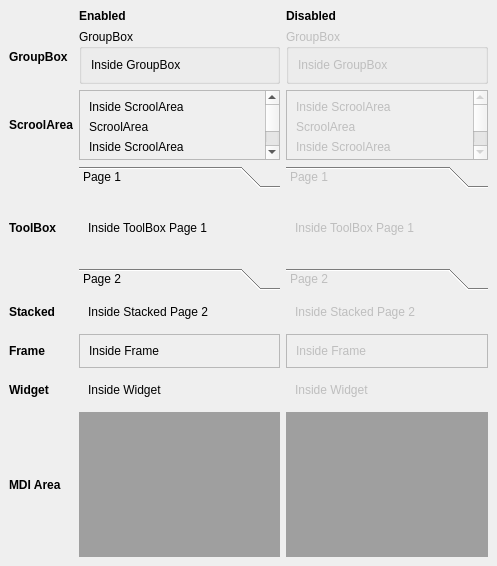
This is example/ui/dw_containers_no_tabs.ui in ColinDuquesnoy/QDarkStyleSheet as Qt 5 draws it before an edit. The edited form follows.
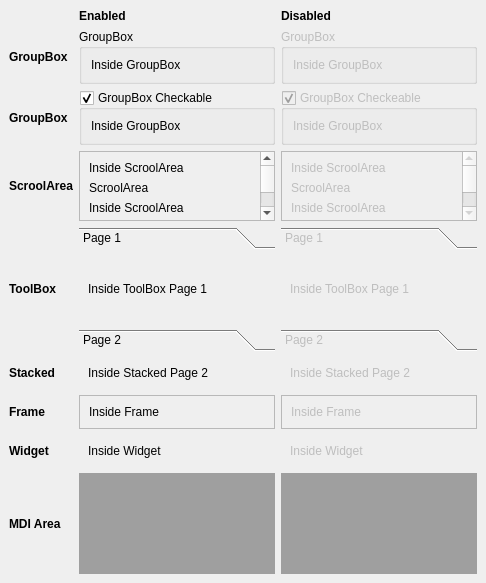
This is the edited form.

Commit message: Add mixed QActions in menus, add checkable groupbox

Patch:
```diff
--- a/example/ui/dw_containers_no_tabs.ui
+++ b/example/ui/dw_containers_no_tabs.ui
@@ -6,221 +6,16 @@
    <rect>
     <x>0</x>
     <y>0</y>
-    <width>497</width>
-    <height>566</height>
+    <width>416</width>
+    <height>583</height>
    </rect>
   </property>
   <property name="windowTitle">
    <string>Containers - No Tabs</string>
   </property>
   <widget class="QWidget" name="dockWidgetContents">
-   <layout class="QGridLayout" name="gridLayout_45">
-    <item row="0" column="3" rowspan="2">
-     <widget class="QLabel" name="label_126">
-      <property name="font">
-       <font>
-        <weight>75</weight>
-        <bold>true</bold>
-       </font>
-      </property>
-      <property name="text">
-       <string>Disabled</string>
-      </property>
-     </widget>
-    </item>
-    <item row="0" column="2" rowspan="2">
-     <widget class="QLabel" name="label_124">
-      <property name="font">
-       <font>
-        <weight>75</weight>
-        <bold>true</bold>
-       </font>
-      </property>
-      <property name="text">
-       <string>Enabled</string>
-      </property>
-     </widget>
-    </item>
-    <item row="8" column="0" colspan="2">
-     <widget class="QLabel" name="label_133">
-      <property name="font">
-       <font>
-        <weight>75</weight>
-        <bold>true</bold>
-       </font>
-      </property>
-      <property name="text">
-       <string>MDI Area</string>
-      </property>
-     </widget>
-    </item>
-    <item row="2" column="3">
-     <widget class="QGroupBox" name="groupBoxDis_2">
-      <property name="enabled">
-       <bool>false</bool>
-      </property>
-      <property name="title">
-       <string>GroupBox</string>
-      </property>
-      <layout class="QVBoxLayout" name="verticalLayout_4">
-       <item>
-        <widget class="QLabel" name="label_7">
-         <property name="text">
-          <string>Inside GroupBox</string>
-         </property>
-        </widget>
-       </item>
-      </layout>
-     </widget>
-    </item>
-    <item row="5" column="2">
-     <widget class="QStackedWidget" name="stackedWidget_2">
-      <property name="toolTip">
-       <string>This is a tool tip</string>
-      </property>
-      <property name="statusTip">
-       <string>This is a status tip</string>
-      </property>
-      <property name="whatsThis">
-       <string>This is &quot;what is this&quot;</string>
-      </property>
-      <property name="currentIndex">
-       <number>1</number>
-      </property>
-      <widget class="QWidget" name="page1_2">
-       <layout class="QGridLayout" name="gridLayout_35">
-        <item row="0" column="0">
-         <widget class="QLabel" name="label_57">
-          <property name="text">
-           <string>Inside Stacked Page 1</string>
-          </property>
-         </widget>
-        </item>
-       </layout>
-      </widget>
-      <widget class="QWidget" name="page2_2">
-       <layout class="QGridLayout" name="gridLayout_36">
-        <item row="0" column="0">
-         <widget class="QLabel" name="label_58">
-          <property name="toolTip">
-           <string>This is a tool tip</string>
-          </property>
-          <property name="statusTip">
-           <string>This is a status tip</string>
-          </property>
-          <property name="whatsThis">
-           <string>This is &quot;what is this&quot;</string>
-          </property>
-          <property name="text">
-           <string>Inside Stacked Page 2</string>
-          </property>
-         </widget>
-        </item>
-       </layout>
-      </widget>
-     </widget>
-    </item>
-    <item row="5" column="3">
-     <widget class="QStackedWidget" name="stackedWidgetDis_2">
-      <property name="enabled">
-       <bool>false</bool>
-      </property>
-      <property name="toolTip">
-       <string>This is a tool tip</string>
-      </property>
-      <property name="statusTip">
-       <string>This is a status tip</string>
-      </property>
-      <property name="whatsThis">
-       <string>This is &quot;what is this&quot;</string>
-      </property>
-      <property name="currentIndex">
-       <number>1</number>
-      </property>
-      <widget class="QWidget" name="page1Dis_2">
-       <layout class="QGridLayout" name="gridLayout_37">
-        <item row="0" column="0">
-         <widget class="QLabel" name="label_113">
-          <property name="text">
-           <string>Inside Stacked Page 1</string>
-          </property>
-         </widget>
-        </item>
-       </layout>
-      </widget>
-      <widget class="QWidget" name="page2Dis_2">
-       <layout class="QGridLayout" name="gridLayout_38">
-        <item row="0" column="0">
-         <widget class="QLabel" name="label_114">
-          <property name="toolTip">
-           <string>This is a tool tip</string>
-          </property>
-          <property name="statusTip">
-           <string>This is a status tip</string>
-          </property>
-          <property name="whatsThis">
-           <string>This is &quot;what is this&quot;</string>
-          </property>
-          <property name="text">
-           <string>Inside Stacked Page 2</string>
-          </property>
-         </widget>
-        </item>
-       </layout>
-      </widget>
-     </widget>
-    </item>
-    <item row="6" column="0">
-     <widget class="QLabel" name="label_131">
-      <property name="font">
-       <font>
-        <weight>75</weight>
-        <bold>true</bold>
-       </font>
-      </property>
-      <property name="text">
-       <string>Frame</string>
-      </property>
-     </widget>
-    </item>
-    <item row="6" column="2">
-     <widget class="QFrame" name="frame_2">
-      <property name="toolTip">
-       <string>This is a tool tip</string>
-      </property>
-      <property name="statusTip">
-       <string>This is a status tip</string>
-      </property>
-      <property name="whatsThis">
-       <string>This is &quot;what is this&quot;</string>
-      </property>
-      <property name="frameShape">
-       <enum>QFrame::StyledPanel</enum>
-      </property>
-      <property name="frameShadow">
-       <enum>QFrame::Raised</enum>
-      </property>
-      <layout class="QGridLayout" name="gridLayout_43">
-       <item row="0" column="0">
-        <widget class="QLabel" name="label_9">
-         <property name="toolTip">
-          <string>This is a tool tip</string>
-         </property>
-         <property name="statusTip">
-          <string>This is a status tip</string>
-         </property>
-         <property name="whatsThis">
-          <string>This is &quot;what is this&quot;</string>
-         </property>
-         <property name="text">
-          <string>Inside Frame</string>
-         </property>
-        </widget>
-       </item>
-      </layout>
-     </widget>
-    </item>
-    <item row="6" column="3">
+   <layout class="QGridLayout" name="gridLayout">
+    <item row="8" column="3" colspan="2">
      <widget class="QFrame" name="frameDis_2">
       <property name="enabled">
        <bool>false</bool>
@@ -260,102 +55,7 @@
       </layout>
      </widget>
     </item>
-    <item row="7" column="0" colspan="2">
-     <widget class="QLabel" name="label_132">
-      <property name="font">
-       <font>
-        <weight>75</weight>
-        <bold>true</bold>
-       </font>
-      </property>
-      <property name="text">
-       <string>Widget</string>
-      </property>
-     </widget>
-    </item>
-    <item row="2" column="2">
-     <widget class="QGroupBox" name="groupBox_2">
-      <property name="toolTip">
-       <string>This is a tool tip</string>
-      </property>
-      <property name="statusTip">
-       <string>This is a status tip</string>
-      </property>
-      <property name="whatsThis">
-       <string>This is &quot;what is this&quot;</string>
-      </property>
-      <property name="title">
-       <string>GroupBox</string>
-      </property>
-      <layout class="QGridLayout" name="gridLayout_7">
-       <item row="0" column="0">
-        <widget class="QLabel" name="label_10">
-         <property name="toolTip">
-          <string>This is a tool tip</string>
-         </property>
-         <property name="statusTip">
-          <string>This is a status tip</string>
-         </property>
-         <property name="whatsThis">
-          <string>This is &quot;what is this&quot;</string>
-         </property>
-         <property name="text">
-          <string>Inside GroupBox</string>
-         </property>
-        </widget>
-       </item>
-      </layout>
-     </widget>
-    </item>
-    <item row="8" column="3">
-     <widget class="QMdiArea" name="mdiAreaDis_2">
-      <property name="enabled">
-       <bool>false</bool>
-      </property>
-      <widget class="QWidget" name="subwindow1Dis_2">
-       <property name="windowTitle">
-        <string>Subwindow</string>
-       </property>
-       <layout class="QVBoxLayout" name="verticalLayout_9">
-        <item>
-         <widget class="QLabel" name="label_111">
-          <property name="text">
-           <string>Inside MDI Area 1</string>
-          </property>
-         </widget>
-        </item>
-       </layout>
-      </widget>
-      <widget class="QWidget" name="subwindow2Dis_2">
-       <property name="windowTitle">
-        <string>Subwindow</string>
-       </property>
-       <layout class="QVBoxLayout" name="verticalLayout_10">
-        <item>
-         <widget class="QLabel" name="label_112">
-          <property name="text">
-           <string>Inside MDI Area 2 </string>
-          </property>
-         </widget>
-        </item>
-       </layout>
-      </widget>
-     </widget>
-    </item>
-    <item row="2" column="0" colspan="2">
-     <widget class="QLabel" name="label_127">
-      <property name="font">
-       <font>
-        <weight>75</weight>
-        <bold>true</bold>
-       </font>
-      </property>
-      <property name="text">
-       <string>GroupBox</string>
-      </property>
-     </widget>
-    </item>
-    <item row="7" column="2">
+    <item row="9" column="2">
      <widget class="QWidget" name="widget_2" native="true">
       <property name="toolTip">
        <string>This is a tool tip</string>
@@ -386,7 +86,78 @@
       </layout>
      </widget>
     </item>
-    <item row="7" column="3">
+    <item row="1" column="2">
+     <widget class="QGroupBox" name="groupBox_2">
+      <property name="toolTip">
+       <string>This is a tool tip</string>
+      </property>
+      <property name="statusTip">
+       <string>This is a status tip</string>
+      </property>
+      <property name="whatsThis">
+       <string>This is &quot;what is this&quot;</string>
+      </property>
+      <property name="title">
+       <string>GroupBox</string>
+      </property>
+      <layout class="QGridLayout" name="gridLayout_7">
+       <item row="0" column="0">
+        <widget class="QLabel" name="label_10">
+         <property name="toolTip">
+          <string>This is a tool tip</string>
+         </property>
+         <property name="statusTip">
+          <string>This is a status tip</string>
+         </property>
+         <property name="whatsThis">
+          <string>This is &quot;what is this&quot;</string>
+         </property>
+         <property name="text">
+          <string>Inside GroupBox</string>
+         </property>
+        </widget>
+       </item>
+      </layout>
+     </widget>
+    </item>
+    <item row="8" column="2">
+     <widget class="QFrame" name="frame_2">
+      <property name="toolTip">
+       <string>This is a tool tip</string>
+      </property>
+      <property name="statusTip">
+       <string>This is a status tip</string>
+      </property>
+      <property name="whatsThis">
+       <string>This is &quot;what is this&quot;</string>
+      </property>
+      <property name="frameShape">
+       <enum>QFrame::StyledPanel</enum>
+      </property>
+      <property name="frameShadow">
+       <enum>QFrame::Raised</enum>
+      </property>
+      <layout class="QGridLayout" name="gridLayout_43">
+       <item row="0" column="0">
+        <widget class="QLabel" name="label_9">
+         <property name="toolTip">
+          <string>This is a tool tip</string>
+         </property>
+         <property name="statusTip">
+          <string>This is a status tip</string>
+         </property>
+         <property name="whatsThis">
+          <string>This is &quot;what is this&quot;</string>
+         </property>
+         <property name="text">
+          <string>Inside Frame</string>
+         </property>
+        </widget>
+       </item>
+      </layout>
+     </widget>
+    </item>
+    <item row="9" column="3" colspan="2">
      <widget class="QWidget" name="widgetDis_2" native="true">
       <property name="enabled">
        <bool>false</bool>
@@ -420,39 +191,83 @@
       </layout>
      </widget>
     </item>
-    <item row="8" column="2">
-     <widget class="QMdiArea" name="mdiArea_2">
-      <widget class="QWidget" name="subwindow1_2">
-       <property name="windowTitle">
-        <string>Subwindow</string>
-       </property>
-       <layout class="QVBoxLayout" name="verticalLayout_11">
-        <item>
-         <widget class="QLabel" name="label_29">
-          <property name="text">
-           <string>Inside MDI Area 1</string>
-          </property>
-         </widget>
-        </item>
-       </layout>
-      </widget>
-      <widget class="QWidget" name="subwindow2_2">
-       <property name="windowTitle">
-        <string>Subwindow</string>
-       </property>
-       <layout class="QVBoxLayout" name="verticalLayout_12">
-        <item>
-         <widget class="QLabel" name="label_56">
-          <property name="text">
-           <string>Inside MDI Area 2 </string>
-          </property>
-         </widget>
-        </item>
-       </layout>
-      </widget>
+    <item row="2" column="2">
+     <widget class="QGroupBox" name="groupBox_3">
+      <property name="toolTip">
+       <string>This is a tool tip</string>
+      </property>
+      <property name="statusTip">
+       <string>This is a status tip</string>
+      </property>
+      <property name="whatsThis">
+       <string>This is &quot;what is this&quot;</string>
+      </property>
+      <property name="title">
+       <string>GroupBox Checkable</string>
+      </property>
+      <property name="checkable">
+       <bool>true</bool>
+      </property>
+      <layout class="QGridLayout" name="gridLayout_8">
+       <item row="0" column="0">
+        <widget class="QLabel" name="label_11">
+         <property name="toolTip">
+          <string>This is a tool tip</string>
+         </property>
+         <property name="statusTip">
+          <string>This is a status tip</string>
+         </property>
+         <property name="whatsThis">
+          <string>This is &quot;what is this&quot;</string>
+         </property>
+         <property name="text">
+          <string>Inside GroupBox</string>
+         </property>
+        </widget>
+       </item>
+      </layout>
      </widget>
     </item>
-    <item row="3" column="0" colspan="2">
+    <item row="0" column="2">
+     <widget class="QLabel" name="label_124">
+      <property name="font">
+       <font>
+        <weight>75</weight>
+        <bold>true</bold>
+       </font>
+      </property>
+      <property name="text">
+       <string>Enabled</string>
+      </property>
+     </widget>
+    </item>
+    <item row="0" column="3" colspan="2">
+     <widget class="QLabel" name="label_126">
+      <property name="font">
+       <font>
+        <weight>75</weight>
+        <bold>true</bold>
+       </font>
+      </property>
+      <property name="text">
+       <string>Disabled</string>
+      </property>
+     </widget>
+    </item>
+    <item row="1" column="0">
+     <widget class="QLabel" name="label_127">
+      <property name="font">
+       <font>
+        <weight>75</weight>
+        <bold>true</bold>
+       </font>
+      </property>
+      <property name="text">
+       <string>GroupBox</string>
+      </property>
+     </widget>
+    </item>
+    <item row="4" column="0">
      <widget class="QLabel" name="label_128">
       <property name="font">
        <font>
@@ -465,7 +280,7 @@
       </property>
      </widget>
     </item>
-    <item row="3" column="2">
+    <item row="4" column="2">
      <widget class="QScrollArea" name="scrollArea_2">
       <property name="toolTip">
        <string>This is a tool tip</string>
@@ -484,8 +299,8 @@
         <rect>
          <x>0</x>
          <y>0</y>
-         <width>181</width>
-         <height>246</height>
+         <width>139</width>
+         <height>192</height>
         </rect>
        </property>
        <layout class="QVBoxLayout" name="verticalLayout_14">
@@ -637,7 +452,7 @@
       </widget>
      </widget>
     </item>
-    <item row="3" column="3">
+    <item row="4" column="3" colspan="2">
      <widget class="QScrollArea" name="scrollAreaDis_2">
       <property name="enabled">
        <bool>false</bool>
@@ -659,8 +474,8 @@
         <rect>
          <x>0</x>
          <y>0</y>
-         <width>181</width>
-         <height>246</height>
+         <width>139</width>
+         <height>192</height>
         </rect>
        </property>
        <layout class="QVBoxLayout" name="verticalLayout_13">
@@ -812,8 +627,8 @@
       </widget>
      </widget>
     </item>
-    <item row="4" column="0" colspan="2">
-     <widget class="QLabel" name="label_129">
+    <item row="2" column="0">
+     <widget class="QLabel" name="label_134">
       <property name="font">
        <font>
         <weight>75</weight>
@@ -821,12 +636,12 @@
        </font>
       </property>
       <property name="text">
-       <string>ToolBox</string>
+       <string>GroupBox</string>
       </property>
      </widget>
     </item>
-    <item row="4" column="2">
-     <widget class="QToolBox" name="toolBox_2">
+    <item row="7" column="2">
+     <widget class="QStackedWidget" name="stackedWidget_2">
       <property name="toolTip">
        <string>This is a tool tip</string>
       </property>
@@ -839,43 +654,21 @@
       <property name="currentIndex">
        <number>0</number>
       </property>
-      <widget class="QWidget" name="page_3">
-       <property name="geometry">
-        <rect>
-         <x>0</x>
-         <y>0</y>
-         <width>196</width>
-         <height>73</height>
-        </rect>
-       </property>
-       <attribute name="label">
-        <string>Page 1</string>
-       </attribute>
-       <layout class="QGridLayout" name="gridLayout_41">
-        <item row="2" column="0">
-         <widget class="QLabel" name="label_60">
+      <widget class="QWidget" name="page1_2">
+       <layout class="QGridLayout" name="gridLayout_35">
+        <item row="0" column="0">
+         <widget class="QLabel" name="label_57">
           <property name="text">
-           <string>Inside ToolBox Page 1</string>
+           <string>Inside Stacked Page 1</string>
           </property>
          </widget>
         </item>
        </layout>
       </widget>
-      <widget class="QWidget" name="page_8">
-       <property name="geometry">
-        <rect>
-         <x>0</x>
-         <y>0</y>
-         <width>163</width>
-         <height>38</height>
-        </rect>
-       </property>
-       <attribute name="label">
-        <string>Page 2</string>
-       </attribute>
-       <layout class="QGridLayout" name="gridLayout_42">
+      <widget class="QWidget" name="page2_2">
+       <layout class="QGridLayout" name="gridLayout_36">
         <item row="0" column="0">
-         <widget class="QLabel" name="label_61">
+         <widget class="QLabel" name="label_58">
           <property name="toolTip">
            <string>This is a tool tip</string>
           </property>
@@ -886,7 +679,7 @@
            <string>This is &quot;what is this&quot;</string>
           </property>
           <property name="text">
-           <string>Inside ToolBox Page 2</string>
+           <string>Inside Stacked Page 2</string>
           </property>
          </widget>
         </item>
@@ -894,7 +687,7 @@
       </widget>
      </widget>
     </item>
-    <item row="4" column="3">
+    <item row="6" column="3" colspan="2">
      <widget class="QToolBox" name="toolBoxDis_2">
       <property name="enabled">
        <bool>false</bool>
@@ -916,8 +709,8 @@
         <rect>
          <x>0</x>
          <y>0</y>
-         <width>196</width>
-         <height>73</height>
+         <width>160</width>
+         <height>76</height>
         </rect>
        </property>
        <attribute name="label">
@@ -966,7 +759,83 @@
       </widget>
      </widget>
     </item>
-    <item row="5" column="0" colspan="2">
+    <item row="10" column="0">
+     <widget class="QLabel" name="label_133">
+      <property name="font">
+       <font>
+        <weight>75</weight>
+        <bold>true</bold>
+       </font>
+      </property>
+      <property name="text">
+       <string>MDI Area</string>
+      </property>
+     </widget>
+    </item>
+    <item row="7" column="3" colspan="2">
+     <widget class="QStackedWidget" name="stackedWidgetDis_2">
+      <property name="enabled">
+       <bool>false</bool>
+      </property>
+      <property name="toolTip">
+       <string>This is a tool tip</string>
+      </property>
+      <property name="statusTip">
+       <string>This is a status tip</string>
+      </property>
+      <property name="whatsThis">
+       <string>This is &quot;what is this&quot;</string>
+      </property>
+      <property name="currentIndex">
+       <number>1</number>
+      </property>
+      <widget class="QWidget" name="page1Dis_2">
+       <layout class="QGridLayout" name="gridLayout_37">
+        <item row="0" column="0">
+         <widget class="QLabel" name="label_113">
+          <property name="text">
+           <string>Inside Stacked Page 1</string>
+          </property>
+         </widget>
+        </item>
+       </layout>
+      </widget>
+      <widget class="QWidget" name="page2Dis_2">
+       <layout class="QGridLayout" name="gridLayout_38">
+        <item row="0" column="0">
+         <widget class="QLabel" name="label_114">
+          <property name="toolTip">
+           <string>This is a tool tip</string>
+          </property>
+          <property name="statusTip">
+           <string>This is a status tip</string>
+          </property>
+          <property name="whatsThis">
+           <string>This is &quot;what is this&quot;</string>
+          </property>
+          <property name="text">
+           <string>Inside Stacked Page 2</string>
+          </property>
+         </widget>
+        </item>
+       </layout>
+      </widget>
+     </widget>
+    </item>
+    <item row="8" column="0">
+     <widget class="QLabel" name="label_131">
+      <property name="font">
+       <font>
+        <weight>75</weight>
+        <bold>true</bold>
+       </font>
+      </property>
+      <property name="text">
+       <string>Frame</string>
+      </property>
+     </widget>
+    </item>
+    <item row="7" column="0">
      <widget class="QLabel" name="label_130">
       <property name="font">
        <font>
@@ -979,6 +848,209 @@
       </property>
      </widget>
     </item>
+    <item row="6" column="0">
+     <widget class="QLabel" name="label_129">
+      <property name="font">
+       <font>
+        <weight>75</weight>
+        <bold>true</bold>
+       </font>
+      </property>
+      <property name="text">
+       <string>ToolBox</string>
+      </property>
+     </widget>
+    </item>
+    <item row="10" column="2">
+     <widget class="QMdiArea" name="mdiArea_2">
+      <widget class="QWidget" name="subwindow1_2">
+       <property name="windowTitle">
+        <string>Subwindow</string>
+       </property>
+       <layout class="QVBoxLayout" name="verticalLayout_11">
+        <item>
+         <widget class="QLabel" name="label_29">
+          <property name="text">
+           <string>Inside MDI Area 1</string>
+          </property>
+         </widget>
+        </item>
+       </layout>
+      </widget>
+      <widget class="QWidget" name="subwindow2_2">
+       <property name="windowTitle">
+        <string>Subwindow</string>
+       </property>
+       <layout class="QVBoxLayout" name="verticalLayout_12">
+        <item>
+         <widget class="QLabel" name="label_56">
+          <property name="text">
+           <string>Inside MDI Area 2 </string>
+          </property>
+         </widget>
+        </item>
+       </layout>
+      </widget>
+     </widget>
+    </item>
+    <item row="6" column="2">
+     <widget class="QToolBox" name="toolBox_2">
+      <property name="toolTip">
+       <string>This is a tool tip</string>
+      </property>
+      <property name="statusTip">
+       <string>This is a status tip</string>
+      </property>
+      <property name="whatsThis">
+       <string>This is &quot;what is this&quot;</string>
+      </property>
+      <property name="currentIndex">
+       <number>0</number>
+      </property>
+      <widget class="QWidget" name="page_3">
+       <property name="geometry">
+        <rect>
+         <x>0</x>
+         <y>0</y>
+         <width>160</width>
+         <height>76</height>
+        </rect>
+       </property>
+       <attribute name="label">
+        <string>Page 1</string>
+       </attribute>
+       <layout class="QGridLayout" name="gridLayout_41">
+        <item row="2" column="0">
+         <widget class="QLabel" name="label_60">
+          <property name="text">
+           <string>Inside ToolBox Page 1</string>
+          </property>
+         </widget>
+        </item>
+       </layout>
+      </widget>
+      <widget class="QWidget" name="page_8">
+       <property name="geometry">
+        <rect>
+         <x>0</x>
+         <y>0</y>
+         <width>140</width>
+         <height>32</height>
+        </rect>
+       </property>
+       <attribute name="label">
+        <string>Page 2</string>
+       </attribute>
+       <layout class="QGridLayout" name="gridLayout_42">
+        <item row="0" column="0">
+         <widget class="QLabel" name="label_61">
+          <property name="toolTip">
+           <string>This is a tool tip</string>
+          </property>
+          <property name="statusTip">
+           <string>This is a status tip</string>
+          </property>
+          <property name="whatsThis">
+           <string>This is &quot;what is this&quot;</string>
+          </property>
+          <property name="text">
+           <string>Inside ToolBox Page 2</string>
+          </property>
+         </widget>
+        </item>
+       </layout>
+      </widget>
+     </widget>
+    </item>
+    <item row="9" column="0">
+     <widget class="QLabel" name="label_132">
+      <property name="font">
+       <font>
+        <weight>75</weight>
+        <bold>true</bold>
+       </font>
+      </property>
+      <property name="text">
+       <string>Widget</string>
+      </property>
+     </widget>
+    </item>
+    <item row="10" column="3" colspan="2">
+     <widget class="QMdiArea" name="mdiAreaDis_2">
+      <property name="enabled">
+       <bool>false</bool>
+      </property>
+      <widget class="QWidget" name="subwindow1Dis_2">
+       <property name="windowTitle">
+        <string>Subwindow</string>
+       </property>
+       <layout class="QVBoxLayout" name="verticalLayout_9">
+        <item>
+         <widget class="QLabel" name="label_111">
+          <property name="text">
+           <string>Inside MDI Area 1</string>
+          </property>
+         </widget>
+        </item>
+       </layout>
+      </widget>
+      <widget class="QWidget" name="subwindow2Dis_2">
+       <property name="windowTitle">
+        <string>Subwindow</string>
+       </property>
+       <layout class="QVBoxLayout" name="verticalLayout_10">
+        <item>
+         <widget class="QLabel" name="label_112">
+          <property name="text">
+           <string>Inside MDI Area 2 </string>
+          </property>
+         </widget>
+        </item>
+       </layout>
+      </widget>
+     </widget>
+    </item>
+    <item row="2" column="3" colspan="2">
+     <widget class="QGroupBox" name="groupBoxDis_3">
+      <property name="enabled">
+       <bool>false</bool>
+      </property>
+      <property name="title">
+       <string>GroupBox Checkeable</string>
+      </property>
+      <property name="checkable">
+       <bool>true</bool>
+      </property>
+      <layout class="QVBoxLayout" name="verticalLayout_5">
+       <item>
+        <widget class="QLabel" name="label_12">
+         <property name="text">
+          <string>Inside GroupBox</string>
+         </property>
+        </widget>
+       </item>
+      </layout>
+     </widget>
+    </item>
+    <item row="1" column="3" colspan="2">
+     <widget class="QGroupBox" name="groupBoxDis_2">
+      <property name="enabled">
+       <bool>false</bool>
+      </property>
+      <property name="title">
+       <string>GroupBox</string>
+      </property>
+      <layout class="QVBoxLayout" name="verticalLayout_4">
+       <item>
+        <widget class="QLabel" name="label_7">
+         <property name="text">
+          <string>Inside GroupBox</string>
+         </property>
+        </widget>
+       </item>
+      </layout>
+     </widget>
+    </item>
    </layout>
   </widget>
  </widget>
```
Left out of the diff: 6 changed lines with no effect on the pictures. The commit also changes 3 other files.
